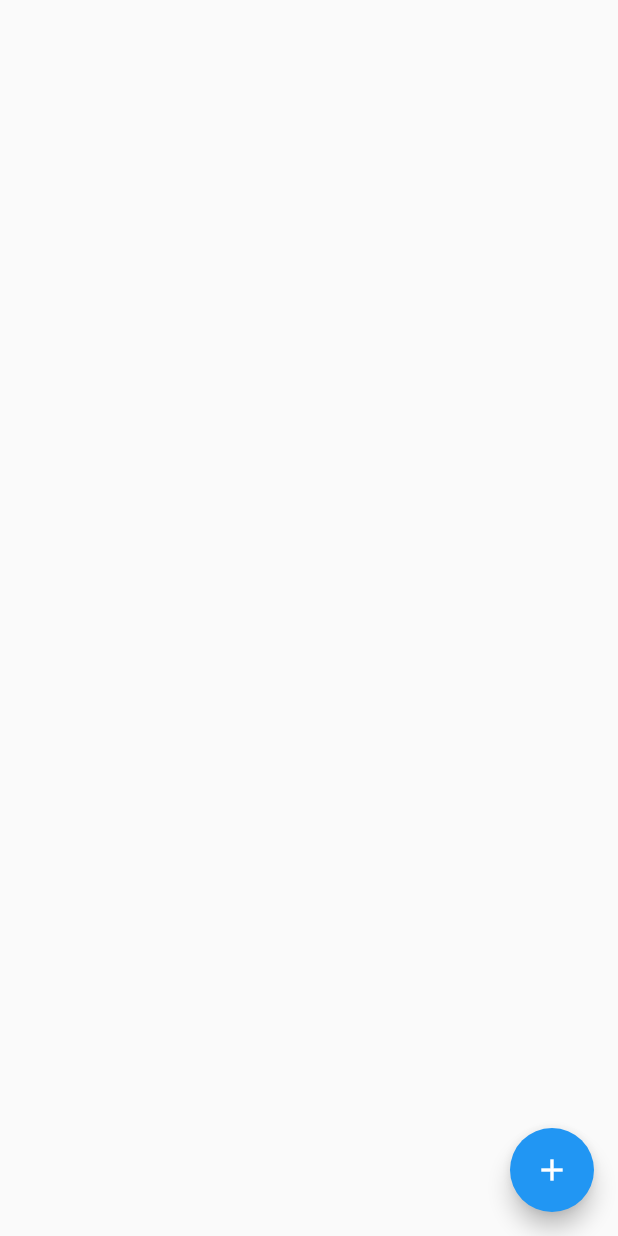
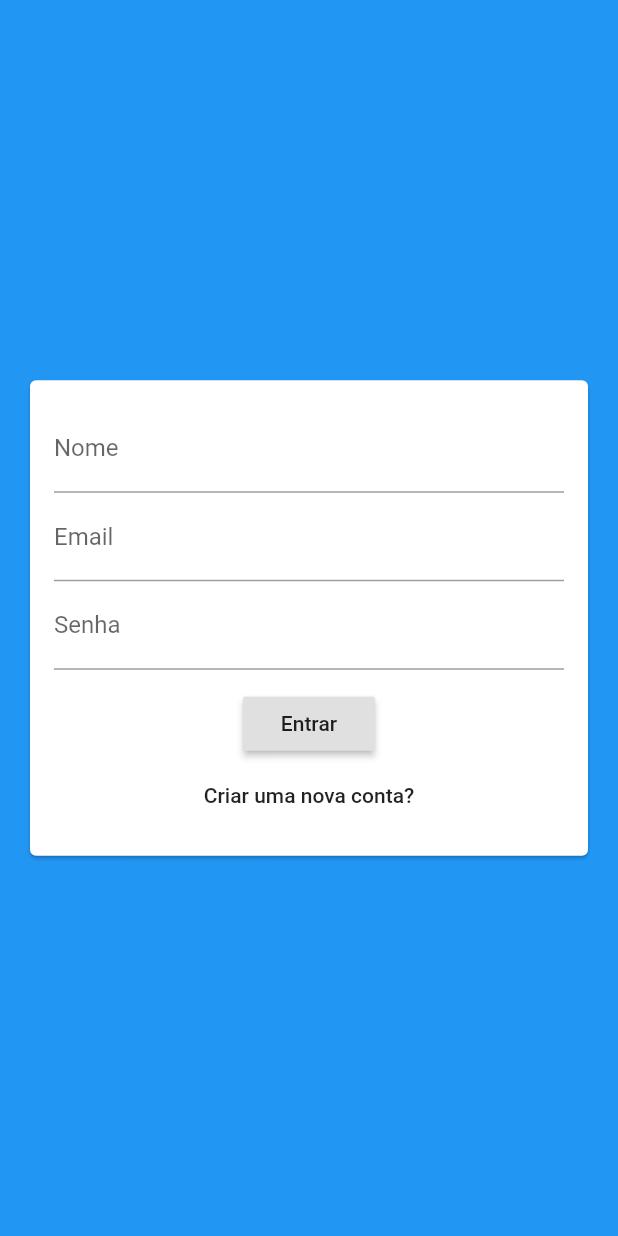
Before and after one commit to GabrielDVpereira/chat-firebase, a Flutter app: the screen it shows after launch, on a phone screen of 412 x 824 dp. Run offline on Flutter 3.47's test engine with Material 2 defaults, Android fonts, the phone set to English and light mode, and no system bars; our stand-ins replace cloud_firestore, firebase_core; accounts and stored records are empty.

Commit message:
init auth page

```diff
--- a/lib/main.dart
+++ b/lib/main.dart
@@ -1,3 +1,4 @@
+import 'package:chatAppFirebase/screens/auth_screen.dart';
 import 'package:chatAppFirebase/screens/chat_screen.dart';
 import 'package:flutter/material.dart';
 import 'package:firebase_core/firebase_core.dart';
@@ -17,6 +18,6 @@ class MyApp extends StatelessWidget {
           primarySwatch: Colors.blue,
           visualDensity: VisualDensity.adaptivePlatformDensity,
         ),
-        home: ChatScreen());
+        home: AuthScreen());
   }
 }
--- /dev/null
+++ b/lib/screens/auth_screen.dart
@@ -0,0 +1,17 @@
+import 'package:chatAppFirebase/widgets/auth_form.dart';
+import 'package:flutter/material.dart';
+
+class AuthScreen extends StatefulWidget {
+  @override
+  _AuthScreenState createState() => _AuthScreenState();
+}
+
+class _AuthScreenState extends State<AuthScreen> {
+  @override
+  Widget build(BuildContext context) {
+    return Scaffold(
+      backgroundColor: Theme.of(context).primaryColor,
+      body: AuthForm(),
+    );
+  }
+}
--- a/lib/screens/chat_screen.dart
+++ b/lib/screens/chat_screen.dart
@@ -26,10 +26,7 @@ class ChatScreen extends StatelessWidget {
         onPressed: () {
           FirebaseFirestore.instance
               .collection('chat')
-              .snapshots()
-              .listen((event) {
-            print(event.docs[0]['teste']);
-          });
+              .add({"text": "Adicionad manualmente"});
         },
       ),
     );
--- /dev/null
+++ b/lib/widgets/auth_form.dart
@@ -0,0 +1,49 @@
+import 'package:flutter/material.dart';
+
+class AuthForm extends StatefulWidget {
+  @override
+  _AuthFormState createState() => _AuthFormState();
+}
+
+class _AuthFormState extends State<AuthForm> {
+  @override
+  Widget build(BuildContext context) {
+    return Center(
+      child: Card(
+        margin: EdgeInsets.all(20),
+        child: SingleChildScrollView(
+          child: Padding(
+            padding: EdgeInsets.all(16),
+            child: Form(
+              child: Column(
+                children: [
+                  TextFormField(
+                    decoration: InputDecoration(labelText: 'Nome'),
+                  ),
+                  TextFormField(
+                    decoration: InputDecoration(labelText: 'Email'),
+                  ),
+                  TextFormField(
+                    obscureText: true,
+                    decoration: InputDecoration(labelText: 'Senha'),
+                  ),
+                  SizedBox(
+                    height: 12,
+                  ),
+                  RaisedButton(
+                    child: Text("Entrar"),
+                    onPressed: () {},
+                  ),
+                  FlatButton(
+                    child: Text('Criar uma nova conta?'),
+                    onPressed: () {},
+                  )
+                ],
+              ),
+            ),
+          ),
+        ),
+      ),
+    );
+  }
+}
```
